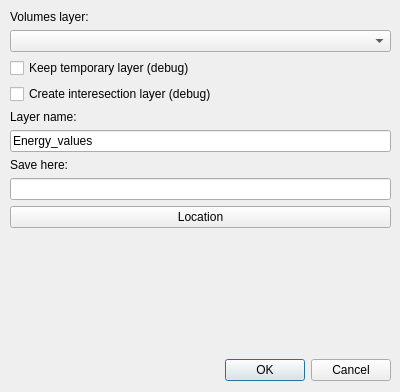
First picture: the form in gjko-plugin/dialogs/Ui_ComputeCompactRatio.ui, repository zanfire/qgis-utils, before the edit.
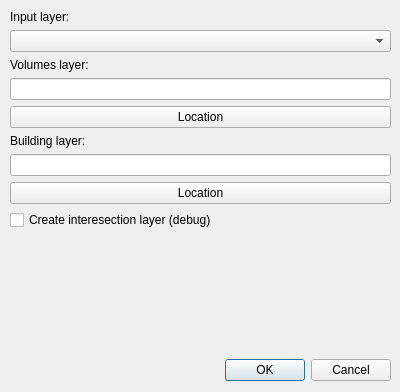
Second picture: the form after the edit.

What changed in the file:
```diff
--- a/gjko-plugin/dialogs/Ui_ComputeCompactRatio.ui
+++ b/gjko-plugin/dialogs/Ui_ComputeCompactRatio.ui
@@ -35,7 +35,7 @@
     <item>
      <widget class="QLabel" name="label_2">
       <property name="text">
-       <string>Volumes layer:</string>
+       <string>Input layer:</string>
       </property>
      </widget>
     </item>
@@ -49,44 +49,34 @@
       </property>
      </widget>
     </item>
-    <item>
-     <widget class="QCheckBox" name="keepTemporaryLayerCheckBox">
-      <property name="text">
-       <string>Keep temporary layer (debug)</string>
-      </property>
-      <property name="checked">
-       <bool>false</bool>
-      </property>
-     </widget>
-    </item>
-    <item>
-     <widget class="QCheckBox" name="intersectionLayerCheckBox">
-      <property name="text">
-       <string>Create interesection layer (debug)</string>
-      </property>
-      <property name="checked">
-       <bool>false</bool>
-      </property>
-     </widget>
-    </item>
     <item>
      <widget class="QLabel" name="label_3">
       <property name="text">
-       <string>Layer name:</string>
+       <string>Volumes layer:</string>
       </property>
      </widget>
     </item>
     <item>
      <widget class="QLineEdit" name="layerName">
       <property name="text">
-       <string>Energy_values</string>
+       <string/>
+      </property>
+     </widget>
+    </item>
+    <item>
+     <widget class="QPushButton" name="locationButton_2">
+      <property name="enabled">
+       <bool>true</bool>
+      </property>
+      <property name="text">
+       <string>Location</string>
       </property>
      </widget>
     </item>
     <item>
      <widget class="QLabel" name="label_4">
       <property name="text">
-       <string>Save here:</string>
+       <string>Building layer:</string>
       </property>
      </widget>
     </item>
@@ -107,6 +97,16 @@
       </property>
      </widget>
     </item>
+    <item>
+     <widget class="QCheckBox" name="intersectionLayerCheckBox">
+      <property name="text">
+       <string>Create interesection layer (debug)</string>
+      </property>
+      <property name="checked">
+       <bool>false</bool>
+      </property>
+     </widget>
+    </item>
     <item>
      <spacer name="verticalSpacer">
       <property name="orientation">
```
